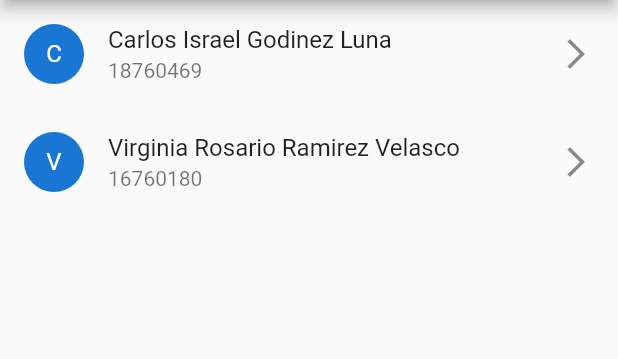
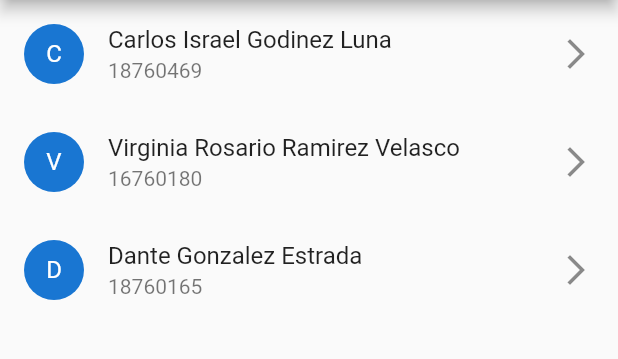
Before and after one commit to CarlosIGL/Aplicacion7, a Flutter app: the screen it shows after launch, on a phone screen of 412 x 824 dp, the part 84-443 px from its top. Run offline on Flutter 3.47's test engine with Material 2 defaults, Android fonts, the phone set to English and light mode, and no system bars.

Commit message:
Actualizacion del proyecto

```diff
--- a/lib/pages/homepage.dart
+++ b/lib/pages/homepage.dart
@@ -1,5 +1,8 @@
+import 'dart:convert';
+
 import 'package:aplicacion7/pages/info.dart';
 import 'package:flutter/material.dart';
+import 'package:flutter/services.dart';
 
 class Homepage extends StatefulWidget {
   const Homepage({Key? key}) : super(key: key);
@@ -10,15 +13,21 @@ class Homepage extends StatefulWidget {
 
 class _HomepageState extends State<Homepage> {
 
-  final List<Estudiante> _personas = [
-    Estudiante(
-    "18760469", "Carlos Israel Godinez Luna", "Ing. Sistemas Computacionales",
-     "8vo","6462694189","al18760469@ite.edu.mx"
-    ),
-    Estudiante(
-        "16760180", "Virginia Rosario Ramirez Velasco", "Ing. Sistemas Computacionales",
-        "7mo","6461208790","al16760180@ite.edu.mx"),
-  ];
+  void initState(){
+    super.initState();
+    WidgetsBinding.instance!.addPostFrameCallback((_) => leerJson(context));
+  }
+
+  List estudiantes = [];
+
+  Future<void> leerJson(BuildContext context) async{
+    final String datosLeidos =
+        await rootBundle.loadString('assets/estudiantes.json');
+    final datosDecodificados = await json.decode(datosLeidos);
+    setState(() {
+      estudiantes = datosDecodificados["estudiantes"];
+    });
+  }
 
   @override
   Widget build(BuildContext context) {
@@ -27,28 +36,28 @@ class _HomepageState extends State<Homepage> {
           title: const Text("Alumnos"),
         ),
         body: ListView.builder(
-            itemCount: _personas.length,
+            itemCount: estudiantes.length,
             itemBuilder: (context, index) {
 
 
               return ListTile(
 
-                title: Text(_personas[index].name),
-                subtitle: Text(_personas[index].numerocontrol),
+                title: Text(estudiantes[index]['name']),
+                subtitle: Text(estudiantes[index]['numerocontrol']),
                 leading:  CircleAvatar(
-                  child: Text(_personas[index].name.substring(0,1)),
+                  child: Text(estudiantes[index]['name'].substring(0,1)),
                 ),
                 trailing: const Icon(Icons.arrow_forward_ios),
 
                 onTap: () {
                   var route = MaterialPageRoute(
                     builder: (BuildContext context) => Info(
-                      value: _personas[index].numerocontrol.toString(),
-                      value2: _personas[index].name.toString(),
-                      value3: _personas[index].carrera.toString(),
-                      value4: _personas[index].semestre.toString(),
-                      value5: _personas[index].phone.toString(),
-                      value6: _personas[index].correo.toString(),
+                      value: estudiantes[index]['numerocontrol'].toString(),
+                      value2: estudiantes[index]['name'].toString(),
+                      value3: estudiantes[index]['carrera'].toString(),
+                      value4: estudiantes[index]['semestre'].toString(),
+                      value5: estudiantes[index]['phone'].toString(),
+                      value6: estudiantes[index]['correo'].toString(),
 
                     ),
                   );
@@ -59,15 +68,4 @@ class _HomepageState extends State<Homepage> {
             })
     );
   }
-
 }
-class Estudiante {
-  late String numerocontrol;
-  late String name;
-  late String carrera;
-  late String semestre;
-  late String phone;
-  late String correo;
-
-  Estudiante(this.numerocontrol, this.name, this.carrera, this.semestre, this.phone, this.correo);
-}
--- a/pubspec.yaml
+++ b/pubspec.yaml
@@ -52,6 +52,7 @@ dev_dependencies:
 # The following section is specific to Flutter.
 flutter:
   assets:
+    - assets/estudiantes.json
     - assets/images/logo.jpg
 
 
```
Also changed, not shown: assets/estudiantes.json (added, +28 -0 lines).
